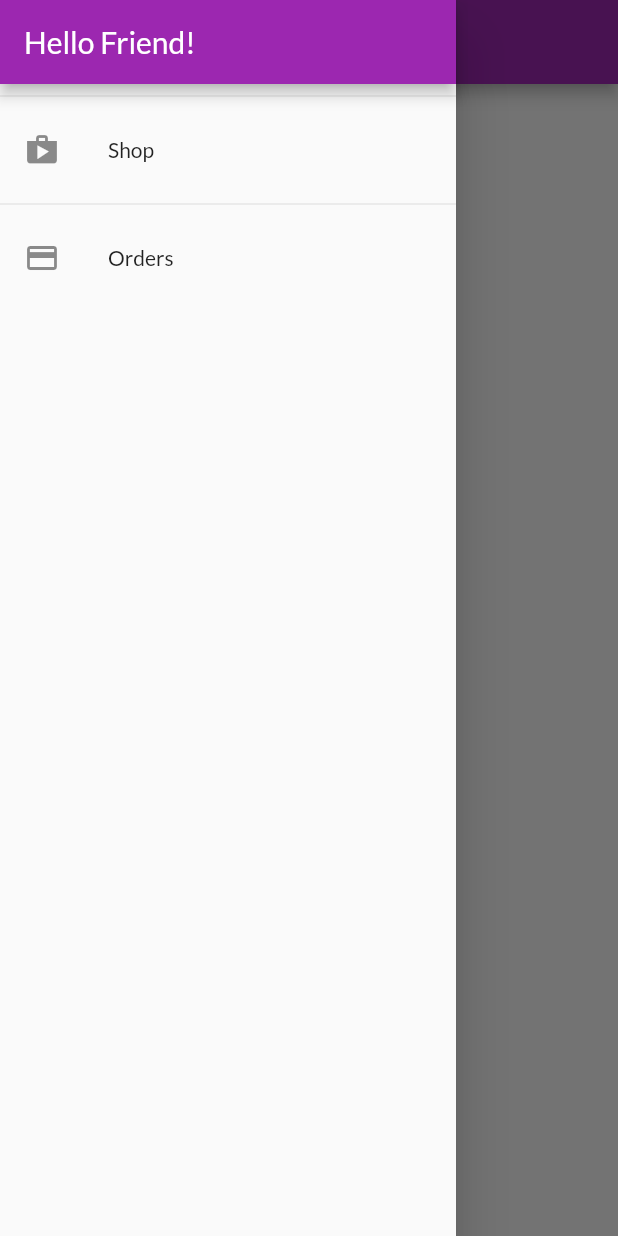
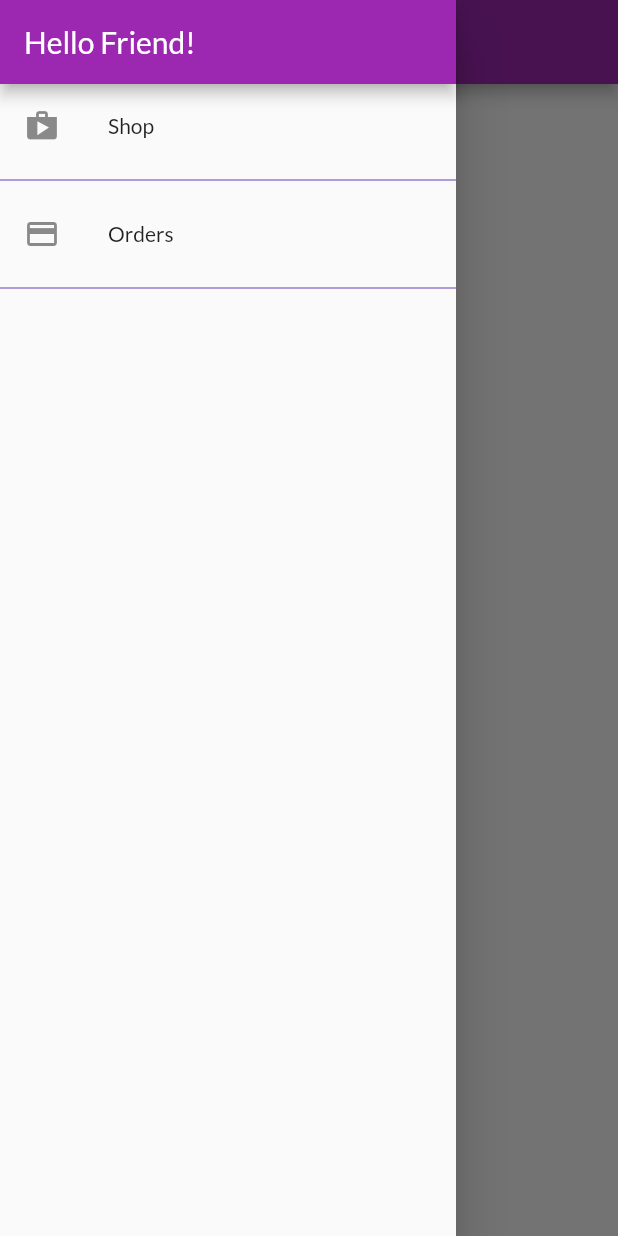
Before and after one commit to Donkijote/shop_app, a Flutter app: the OrdersScreen screen opened by its route, with the side drawer open, on a phone screen of 412 x 824 dp. Run offline on Flutter 3.47's test engine with Material 2 defaults, Android fonts, the phone set to English and light mode, and no system bars; network calls fail.

Commit message:
adding style

```diff
--- a/lib/widgets/drawer.dart
+++ b/lib/widgets/drawer.dart
@@ -14,7 +14,6 @@ class AppDrawer extends StatelessWidget {
             ),
             automaticallyImplyLeading: false,
           ),
-          Divider(),
           ListTile(
             leading: Icon(Icons.shop),
             title: Text(
@@ -24,7 +23,9 @@ class AppDrawer extends StatelessWidget {
               Navigator.of(context).pushReplacementNamed('/');
             },
           ),
-          Divider(),
+          Divider(
+            color: Theme.of(context).accentColor,
+          ),
           ListTile(
             leading: Icon(Icons.payment),
             title: Text(
@@ -35,6 +36,9 @@ class AppDrawer extends StatelessWidget {
                   .pushReplacementNamed(OrdersScreen.routeName);
             },
           ),
+          Divider(
+            color: Theme.of(context).accentColor,
+          ),
         ],
       ),
     );
--- a/lib/widgets/order_item.dart
+++ b/lib/widgets/order_item.dart
@@ -19,7 +19,7 @@ class OrderItem extends StatelessWidget {
               '\$${order.amount}',
             ),
             subtitle: Text(
-              DateFormat('dd MM yyyy hh:mm').format(order.dateTime),
+              DateFormat('dd/MM/yyyy hh:mm').format(order.dateTime),
             ),
             trailing: IconButton(
               icon: Icon(Icons.expand_more),
```
